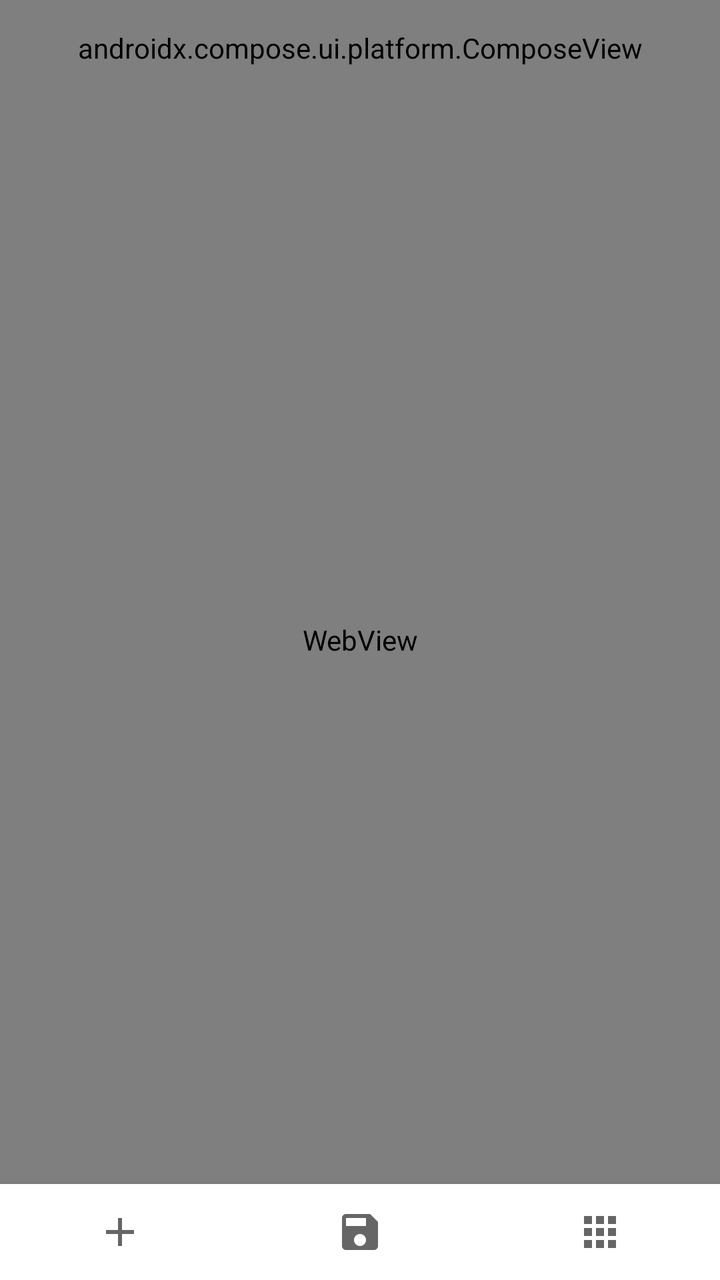
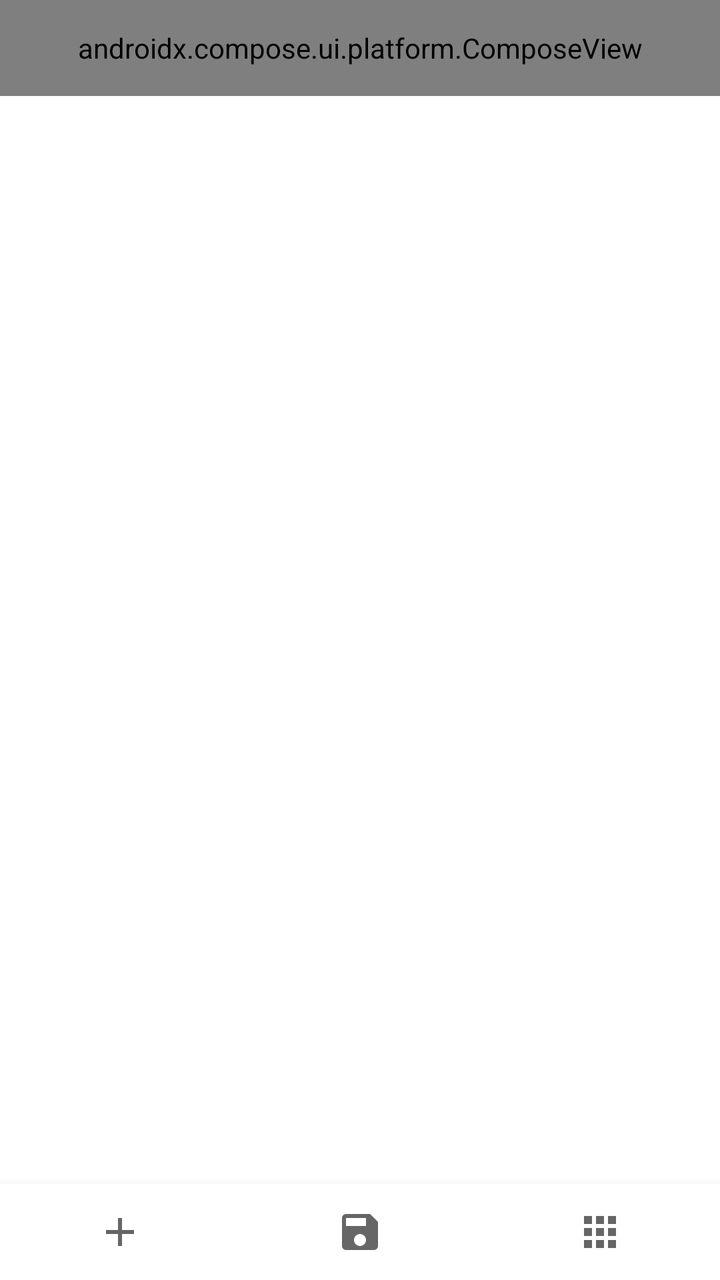

Two renders of the same Android screen: before a commit and after it. Below are the layout's source before the change and the commit's diff.
<!-- AndroidManifest.xml: activity theme AppTheme -->
<!-- res/layout/activity_vgh_main.xml -->
<?xml version="1.0" encoding="utf-8"?>
<androidx.constraintlayout.widget.ConstraintLayout 
    xmlns:android="http://schemas.android.com/apk/res/android"
    xmlns:app="http://schemas.android.com/apk/res-auto"
    android:id="@+id/vgh_root"
    android:layout_width="match_parent"
    android:layout_height="match_parent"
    android:fitsSystemWindows="true">

    
    <androidx.compose.ui.platform.ComposeView
        android:id="@+id/vgh_pane_header"
        android:layout_width="match_parent"
        android:layout_height="48dp"
        app:layout_constraintTop_toTopOf="parent"
        app:layout_constraintStart_toStartOf="parent"
        app:layout_constraintEnd_toEndOf="parent" />

    
    <WebView
        android:id="@+id/vgh_webview"
        android:layout_width="match_parent"
        android:layout_height="0dp"
        app:layout_constraintTop_toBottomOf="@id/vgh_pane_header"
        app:layout_constraintBottom_toTopOf="@id/vgh_bottom_toolbar"
        app:layout_constraintStart_toStartOf="parent"
        app:layout_constraintEnd_toEndOf="parent" />

    
    <include
        android:id="@+id/vgh_bottom_toolbar"
        layout="@layout/bottom_menu_vgh"
        android:layout_width="match_parent"
        android:layout_height="wrap_content"
        app:layout_constraintBottom_toBottomOf="parent"
        app:layout_constraintStart_toStartOf="parent"
        app:layout_constraintEnd_toEndOf="parent" />

    
    <FrameLayout
        android:id="@+id/vgh_overlay_container"
        android:layout_width="match_parent"
        android:layout_height="match_parent"
        android:visibility="gone"
        android:clickable="true"
        android:focusable="true"
        android:background="#80000000"
        app:layout_constraintTop_toTopOf="parent"
        app:layout_constraintBottom_toBottomOf="parent"
        app:layout_constraintStart_toStartOf="parent"
        app:layout_constraintEnd_toEndOf="parent" />

</androidx.constraintlayout.widget.ConstraintLayout>
<!-- res/layout/bottom_menu_vgh.xml (included above) -->
<?xml version="1.0" encoding="utf-8"?>
<LinearLayout xmlns:android="http://schemas.android.com/apk/res/android"
    android:id="@+id/vgh_bottom_toolbar_root"
    android:layout_width="match_parent"
    android:layout_height="56dp"
    android:orientation="horizontal"
    android:background="?attr/colorSurface"
    android:elevation="8dp"
    android:clickable="true"
    android:focusable="true">

    
    <ImageButton
        android:id="@+id/vgh_slot_attach"
        android:layout_width="0dp"
        android:layout_height="match_parent"
        android:layout_weight="1"
        android:background="?attr/selectableItemBackgroundBorderless"
        android:contentDescription="Attach Repo"
        android:src="@drawable/ic_attach_repo"
        android:scaleType="centerInside"
        android:minWidth="48dp"
        android:minHeight="48dp" />

    
    <ImageButton
        android:id="@+id/vgh_slot_save"
        android:layout_width="0dp"
        android:layout_height="match_parent"
        android:layout_weight="1"
        android:background="?attr/selectableItemBackgroundBorderless"
        android:contentDescription="Save"
        android:src="@drawable/ic_save"
        android:scaleType="centerInside"
        android:minWidth="48dp"
        android:minHeight="48dp" />

    
    <ImageButton
        android:id="@+id/vgh_slot_menu"
        android:layout_width="0dp"
        android:layout_height="match_parent"
        android:layout_weight="1"
        android:background="?attr/selectableItemBackgroundBorderless"
        android:contentDescription="Menu"
        android:src="@drawable/ic_menu_grid"
        android:scaleType="centerInside"
        android:minWidth="48dp"
        android:minHeight="48dp" />

</LinearLayout>
<!-- resources referenced by this layout -->
<resources>
  <!-- drawable ic_attach_repo (drawable) -->
  <vector xmlns:android="http://schemas.android.com/apk/res/android"
      android:width="24dp"
      android:height="24dp"
      android:viewportWidth="24"
      android:viewportHeight="24"
      android:tint="?attr/colorControlNormal">
    <path
        android:fillColor="@android:color/white"
        android:pathData="M19,13h-6v6h-2v-6H5v-2h6V5h2v6h6v2z"/>
  </vector>
  <!-- drawable ic_menu_grid (drawable) -->
  <vector xmlns:android="http://schemas.android.com/apk/res/android"
      android:width="24dp"
      android:height="24dp"
      android:viewportWidth="24"
      android:viewportHeight="24"
      android:tint="?attr/colorControlNormal">
    <path
        android:fillColor="@android:color/white"
        android:pathData="M4,8h4L8,4L4,4v4zM10,20h4v-4h-4v4zM4,20h4v-4L4,16v4zM4,14h4v-4L4,10v4zM10,14h4v-4h-4v4zM16,4v4h4L20,4h-4zM10,8h4L14,4h-4v4zM16,14h4v-4h-4v4zM16,20h4v-4h-4v4z"/>
  </vector>
  <!-- drawable ic_save (drawable) -->
  <vector xmlns:android="http://schemas.android.com/apk/res/android"
      android:width="24dp"
      android:height="24dp"
      android:viewportWidth="24"
      android:viewportHeight="24"
      android:tint="?attr/colorControlNormal">
    <path
        android:fillColor="@android:color/white"
        android:pathData="M17,3H5c-1.11,0 -2,0.9 -2,2v14c0,1.1 0.89,2 2,2h14c1.1,0 2,-0.9 2,-2V7l-4,-4zm-5,16c-1.66,0 -3,-1.34 -3,-3s1.34,-3 3,-3 3,1.34 3,3 -1.34,3 -3,3zm3,-10H5V5h10v4z"/>
  </vector>
</resources>

<!-- the commit's change to res/layout/activity_vgh_main.xml (unified diff, before → after) -->
@@ -17,8 +17,8 @@
         app:layout_constraintEnd_toEndOf="parent" />
 
     
-    <WebView
-        android:id="@+id/vgh_webview"
+    <FrameLayout
+        android:id="@+id/vgh_webview_container"
         android:layout_width="match_parent"
         android:layout_height="0dp"
         app:layout_constraintTop_toBottomOf="@id/vgh_pane_header"
